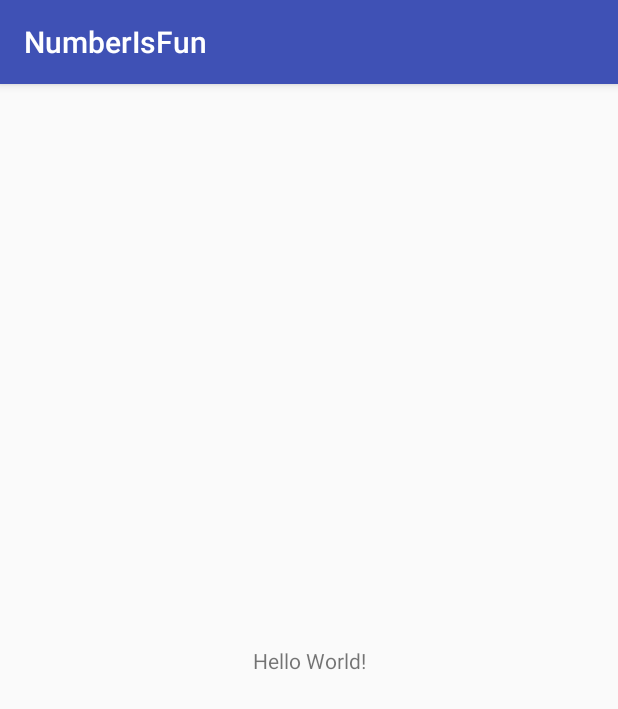
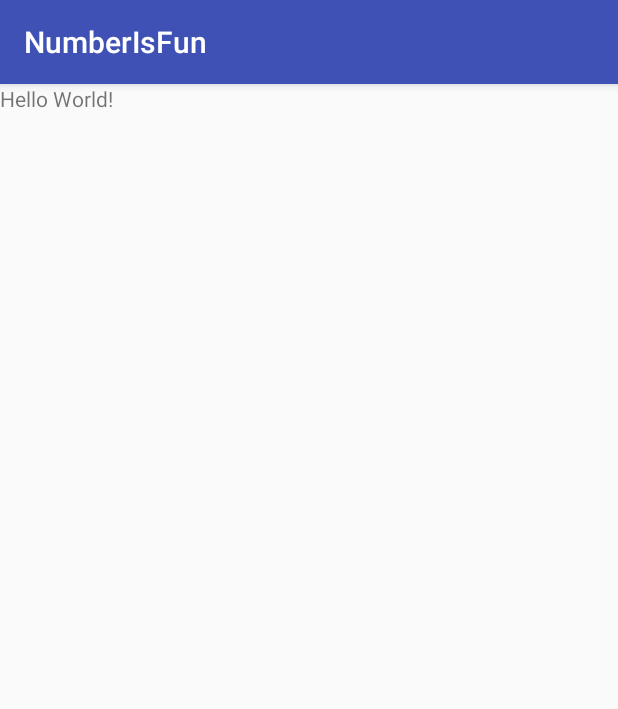
Before and after one commit to ibnahmadbello/number-facts, an Android app: the screen it shows after launch (MainActivity), on a phone screen of 412 x 824 dp. Shown: the top 709 px of the screen. Run offline under Robolectric (Android 15) with nearby library versions, the phone set to English and light mode, and no system bars.

```diff
--- a/app/src/main/res/layout/activity_main.xml
+++ b/app/src/main/res/layout/activity_main.xml
@@ -1,9 +1,10 @@
 <?xml version="1.0" encoding="utf-8"?>
-<android.support.constraint.ConstraintLayout xmlns:android="http://schemas.android.com/apk/res/android"
+<LinearLayout xmlns:android="http://schemas.android.com/apk/res/android"
     xmlns:app="http://schemas.android.com/apk/res-auto"
     xmlns:tools="http://schemas.android.com/tools"
     android:layout_width="match_parent"
     android:layout_height="match_parent"
+    android:orientation="vertical"
     tools:context=".MainActivity">
 
     <TextView
@@ -15,4 +16,4 @@
         app:layout_constraintRight_toRightOf="parent"
         app:layout_constraintTop_toTopOf="parent" />
 
-</android.support.constraint.ConstraintLayout>
+</LinearLayout>
--- a/app/src/main/res/values/strings.xml
+++ b/app/src/main/res/values/strings.xml
@@ -1,3 +1,9 @@
 <resources>
     <string name="app_name">NumberIsFun</string>
+
+    <string name="search_number">Search</string>
+
+    <string name="delete_search">Delete All Search</string>
+
+
 </resources>
```
Also changed, not shown: app/src/main/res/menu/menu_main.xml (added, +15 -0 lines).
